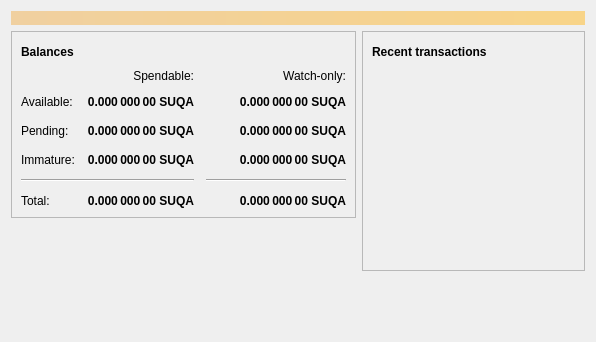
First picture: the form in src/qt/forms/overviewpage.ui, repository barrystyle/SUQA-0.17.1, before the edit.
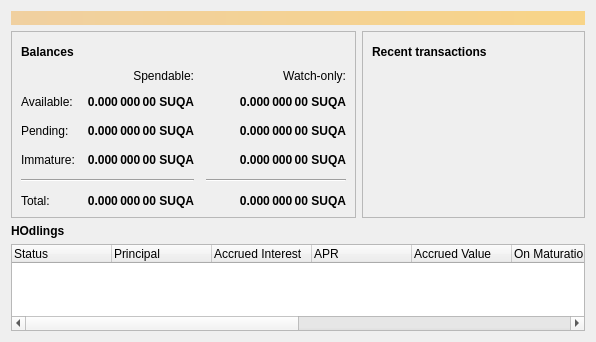
Second picture: the form after the edit. Icons and pictures are not drawn.

```diff
--- a/src/qt/forms/overviewpage.ui
+++ b/src/qt/forms/overviewpage.ui
@@ -534,6 +534,109 @@
      </item>
     </layout>
    </item>
+   <item>
+    <widget class="QLabel" name="label">
+     <property name="text">
+      <string>&lt;html&gt;&lt;head/&gt;&lt;body&gt;&lt;p&gt;&lt;span style=&quot; font-weight:600;&quot;&gt;HOdlings&lt;/span&gt;&lt;/p&gt;&lt;/body&gt;&lt;/html&gt;</string>
+     </property>
+    </widget>
+   </item>
+   <item>
+    <widget class="QTableWidget" name="hodlTable">
+     <property name="enabled">
+      <bool>true</bool>
+     </property>
+     <property name="editTriggers">
+      <set>QAbstractItemView::NoEditTriggers</set>
+     </property>
+     <property name="alternatingRowColors">
+      <bool>true</bool>
+     </property>
+     <attribute name="horizontalHeaderDefaultSectionSize">
+      <number>100</number>
+     </attribute>
+     <column>
+      <property name="text">
+       <string>Status</string>
+      </property>
+      <property name="textAlignment">
+       <set>AlignLeft|AlignVCenter</set>
+      </property>
+     </column>
+     <column>
+      <property name="text">
+       <string>Principal</string>
+      </property>
+      <property name="textAlignment">
+       <set>AlignLeft|AlignVCenter</set>
+      </property>
+     </column>
+     <column>
+      <property name="text">
+       <string>Accrued Interest</string>
+      </property>
+      <property name="textAlignment">
+       <set>AlignLeft|AlignVCenter</set>
+      </property>
+     </column>
+     <column>
+      <property name="text">
+       <string>APR</string>
+      </property>
+      <property name="textAlignment">
+       <set>AlignLeft|AlignVCenter</set>
+      </property>
+     </column>
+     <column>
+      <property name="text">
+       <string>Accrued Value</string>
+      </property>
+      <property name="textAlignment">
+       <set>AlignLeft|AlignVCenter</set>
+      </property>
+     </column>
+     <column>
+      <property name="text">
+       <string>On Maturation</string>
+      </property>
+      <property name="textAlignment">
+       <set>AlignLeft|AlignVCenter</set>
+      </property>
+     </column>
+     <column>
+      <property name="text">
+       <string>Term (Days)</string>
+      </property>
+      <property name="textAlignment">
+       <set>AlignLeft|AlignVCenter</set>
+      </property>
+     </column>
+     <column>
+      <property name="text">
+       <string>Deposit Block</string>
+      </property>
+      <property name="textAlignment">
+       <set>AlignLeft|AlignVCenter</set>
+      </property>
+     </column>
+     <column>
+      <property name="text">
+       <string>Maturation Block</string>
+      </property>
+      <property name="textAlignment">
+       <set>AlignLeft|AlignVCenter</set>
+      </property>
+     </column>
+     <column>
+      <property name="text">
+       <string>Estimated Date</string>
+      </property>
+      <property name="textAlignment">
+       <set>AlignLeft|AlignVCenter</set>
+      </property>
+     </column>
+    </widget>
+   </item>
   </layout>
  </widget>
  <resources/>
```
